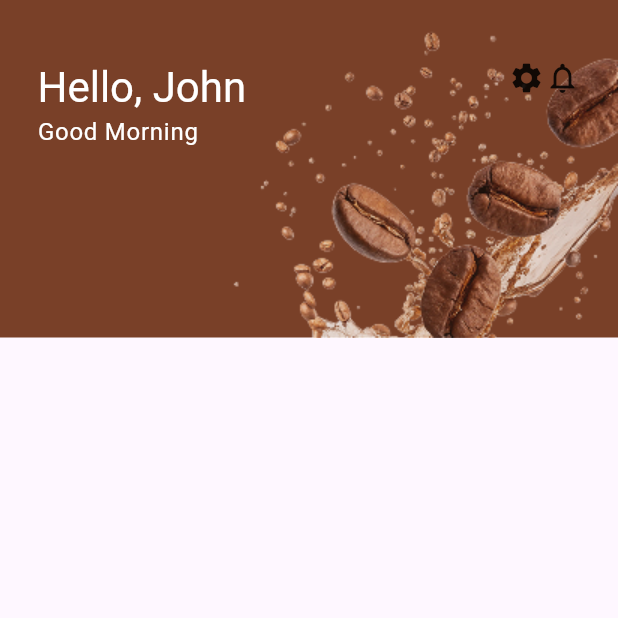
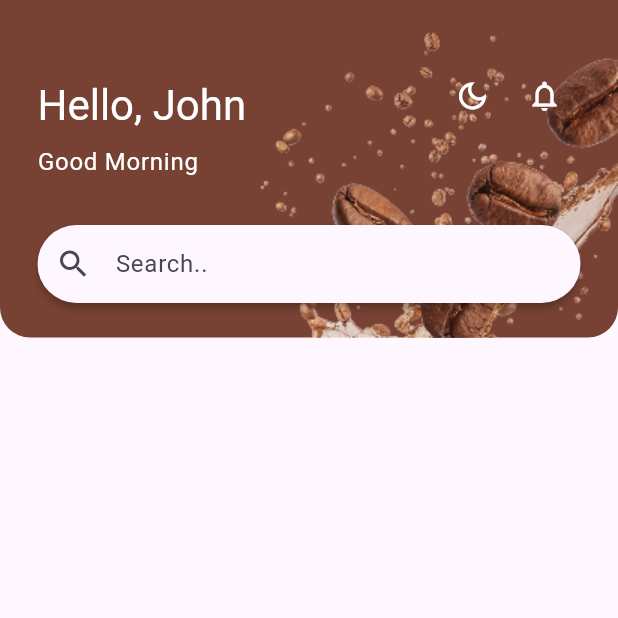
Before and after one commit to Sihas01/coffee-app, a Flutter app: the screen it shows after launch, on a phone screen of 412 x 824 dp, the top half of it. Run offline on Flutter 3.47's test engine with Material 3 defaults, Android fonts, the phone set to English and light mode, and no system bars.

Commit message:
Created Custom Top Bar

```diff
--- a/lib/screens/HomeScreen.dart
+++ b/lib/screens/HomeScreen.dart
@@ -1,3 +1,4 @@
+import 'package:coffee_app/widget/CustomTopBar.dart';
 import 'package:flutter/material.dart';
 
 class HomeScreen extends StatelessWidget {
@@ -9,52 +10,7 @@ class HomeScreen extends StatelessWidget {
       debugShowCheckedModeBanner: false,
       title: 'Custom AppBar',
       theme: ThemeData(useMaterial3: true),
-      home: Scaffold(
-        appBar: AppBar(
-          toolbarHeight: 225,
-          backgroundColor: const Color(0xff794028),
-          flexibleSpace: Stack(
-            children: [
-              Align(
-                alignment: Alignment.bottomRight,
-                child: Image.asset('asset/images/coffee.png'),
-              ),
-
-              Padding(
-                padding: const EdgeInsets.only(top: 40, right: 25,left: 25),
-                child: Row(
-                  mainAxisAlignment: MainAxisAlignment.spaceBetween,
-                  crossAxisAlignment: CrossAxisAlignment.start,
-                  children: [
-                    Column(
-                      crossAxisAlignment: CrossAxisAlignment.start,
-                      children: [
-                        Text(
-                          "Hello, John",
-                          style: Theme.of(context).textTheme.headlineMedium
-                              ?.copyWith(color: Colors.white),
-                        ),
-                        Text(
-                          "Good Morning",
-                          style: Theme.of(
-                            context,
-                          ).textTheme.bodyLarge?.copyWith(color: Colors.white),
-                        ),
-                      ],
-                    ),
-                    Row(
-                      children: [
-                        Icon(Icons.settings),
-                        Icon(Icons.notifications_none),
-                      ],
-                    ),
-                  ],
-                ),
-              ),
-            ],
-          ),
-        ),
-      ),
+      home: Scaffold(appBar: CustomTopBar()),
     );
   }
 }
--- /dev/null
+++ b/lib/widget/CustomTopBar.dart
@@ -0,0 +1,110 @@
+import 'package:flutter/material.dart';
+
+class CustomTopBar extends StatelessWidget implements PreferredSizeWidget {
+  const CustomTopBar({super.key});
+
+  @override
+  Widget build(BuildContext context) {
+    return Scaffold(
+      appBar: AppBar(
+        toolbarHeight: 225,
+        elevation: 4,
+        shape: RoundedRectangleBorder(
+          borderRadius: BorderRadius.only(
+            bottomLeft: Radius.circular(20),
+            bottomRight: Radius.circular(20),
+          ),
+        ),
+        backgroundColor: const Color(0xff794028),
+        flexibleSpace: Stack(
+          children: [
+            Align(
+              alignment: Alignment.bottomRight,
+              child: Image.asset('asset/images/coffee.png'),
+            ),
+            Padding(
+              padding: const EdgeInsets.only(top: 40, right: 25, left: 25),
+              child: Column(
+                children: [
+                  Row(
+                    mainAxisAlignment: MainAxisAlignment.spaceBetween,
+                    crossAxisAlignment: CrossAxisAlignment.start,
+                    children: [
+                      Column(
+                        crossAxisAlignment: CrossAxisAlignment.start,
+                        children: [
+                          Padding(
+                            padding: const EdgeInsets.only(top: 12),
+                            child: Text(
+                              "Hello, John",
+                              style: Theme.of(context).textTheme.headlineMedium
+                                  ?.copyWith(color: Colors.white),
+                            ),
+                          ),
+                          Padding(
+                            padding: const EdgeInsets.only(top: 8.0),
+                            child: Text(
+                              "Good Morning",
+                              style: Theme.of(context).textTheme.bodyLarge
+                                  ?.copyWith(color: Colors.white),
+                            ),
+                          ),
+                        ],
+                      ),
+                      Row(
+                        children: [
+                          Padding(
+                            padding: const EdgeInsets.all(12.0),
+                            child: Icon(
+                              Icons.dark_mode_outlined,
+                              color: Colors.white,
+                            ),
+                          ),
+                          Padding(
+                            padding: const EdgeInsets.all(12.0),
+                            child: Icon(
+                              Icons.notifications_none,
+                              color: Colors.white,
+                            ),
+                          ),
+                        ],
+                      ),
+                    ],
+                  ),
+
+                  Padding(
+                    padding: const EdgeInsets.only(top: 30),
+                    child: Row(
+                      children: [
+                        Expanded(
+                          child: Material(
+                            elevation: 2,
+                            borderRadius: BorderRadiusDirectional.circular(30),
+                            child: TextField(
+                              decoration: InputDecoration(
+                                hintText: 'Search..',
+                                prefixIcon: Icon(Icons.search),
+                                border: InputBorder.none,
+                                contentPadding: EdgeInsets.symmetric(
+                                  horizontal: 16,
+                                  vertical: 14,
+                                ),
+                              ),
+                            ),
+                          ),
+                        ),
+                      ],
+                    ),
+                  ),
+                ],
+              ),
+            ),
+          ],
+        ),
+      ),
+    );
+  }
+
+  @override
+  Size get preferredSize => const Size.fromHeight(225);
+}
```
Also changed, not shown: lib/main.dart (+0 -69 lines).
